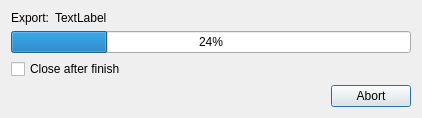
Old version of the form src/exportdlg.ui in the repository petrovvlad/freeLib.
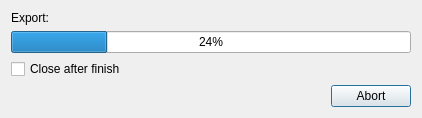
New version of the form.

```diff
--- a/src/exportdlg.ui
+++ b/src/exportdlg.ui
@@ -10,7 +10,7 @@
     <x>0</x>
     <y>0</y>
     <width>601</width>
-    <height>133</height>
+    <height>134</height>
    </rect>
   </property>
   <property name="windowTitle">
@@ -35,7 +35,7 @@
      <item>
       <widget class="QLabel" name="Exporting">
        <property name="text">
-        <string>TextLabel</string>
+        <string/>
        </property>
       </widget>
      </item>
```
Left out of the diff: 6 changed lines with no effect on the pictures.
